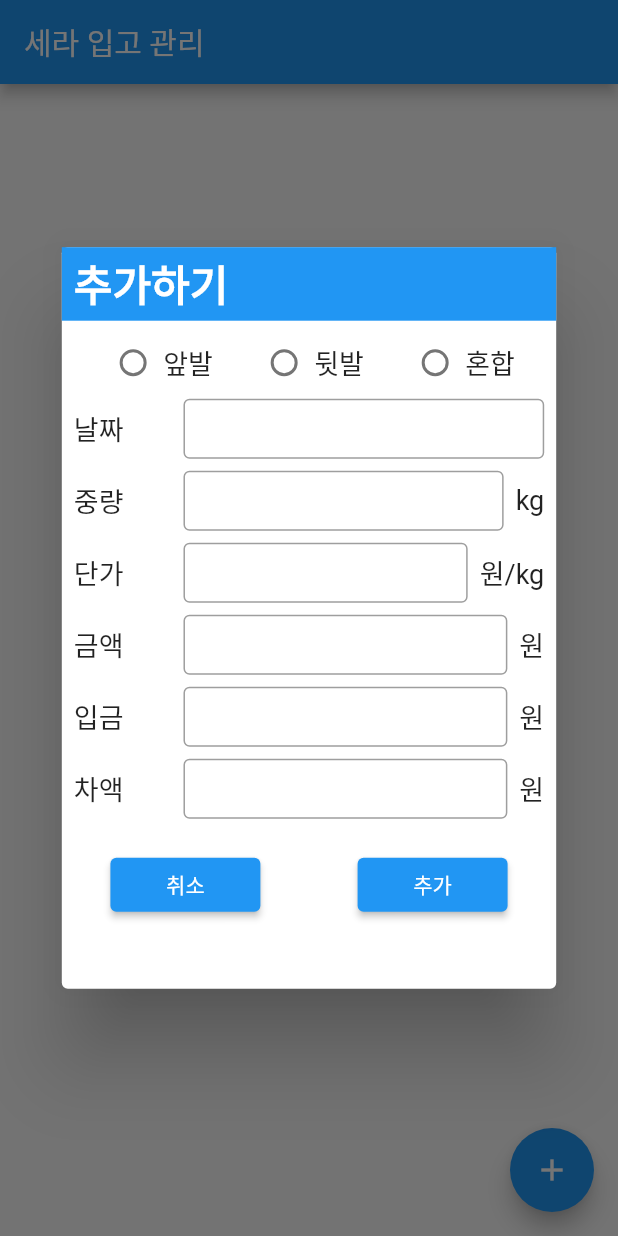
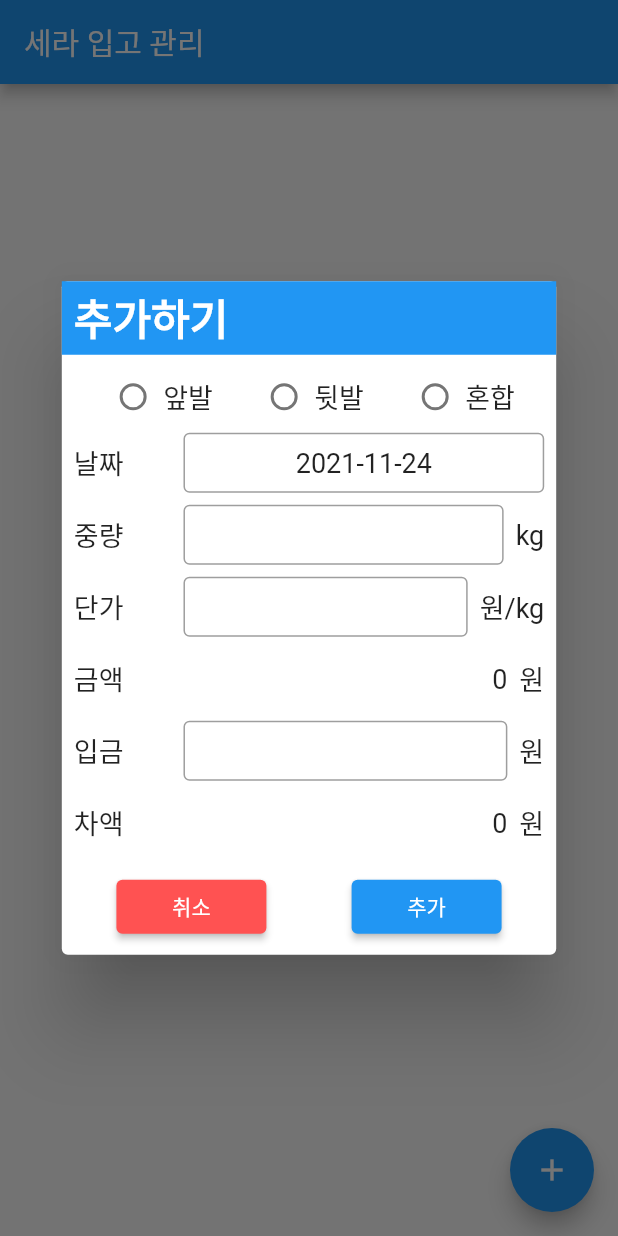
Before and after one commit to mbkim95/jokbal_manager_flutter, a Flutter app: the screen it shows after launch, after a tap on the "add" icon, on a phone screen of 412 x 824 dp. Run offline on Flutter 3.47's test engine with Material 2 defaults, Android fonts, the phone set to English and light mode, and no system bars.

Commit message:
Implement AddOrderDialog

```diff
--- a/lib/main.dart
+++ b/lib/main.dart
@@ -1,4 +1,5 @@
 import 'package:flutter/material.dart';
+import 'package:jokbal_manager/ui/add_order_dialog.dart';
 
 void main() {
   runApp(const MyApp());
@@ -30,8 +31,6 @@ class MyHomePage extends StatefulWidget {
 }
 
 class _MyHomePageState extends State<MyHomePage> {
-  LegType? _selectedLeg;
-
   @override
   Widget build(BuildContext context) {
     return Scaffold(
@@ -46,7 +45,7 @@ class _MyHomePageState extends State<MyHomePage> {
       ),
       floatingActionButton: FloatingActionButton(
         onPressed: () {
-          final dialog = _renderDialog();
+          const dialog = AddOrderDialog();
           showDialog(context: context, builder: (context) => dialog);
         },
         tooltip: '등록하기',
@@ -54,169 +53,4 @@ class _MyHomePageState extends State<MyHomePage> {
       ),
     );
   }
-
-  // TODO: 키보드 누르면 overflow 발생
-  // TODO: 금액, 차액 수정해야함
-  Widget _renderDialog() {
-    final queryData = MediaQuery.of(context);
-    final width = queryData.size.width * 0.8;
-    final height = queryData.size.height * 0.6;
-
-    return Dialog(
-      child: StatefulBuilder(builder: (context, setState) {
-        return SizedBox(
-          width: width,
-          height: height,
-          child: SingleChildScrollView(
-            child: Column(
-              children: [
-                Container(
-                  padding:
-                      const EdgeInsets.symmetric(horizontal: 8, vertical: 4),
-                  width: width,
-                  color: Theme.of(context).primaryColor,
-                  child: const Text(
-                    '추가하기',
-                    style: TextStyle(
-                        color: Colors.white,
-                        fontSize: 28,
-                        fontWeight: FontWeight.bold),
-                  ),
-                ),
-                const SizedBox(
-                  height: 8,
-                ),
-                Row(
-                  mainAxisAlignment: MainAxisAlignment.spaceEvenly,
-                  children: [
-                    _renderRadioButton(
-                        label: '앞발',
-                        value: LegType.front,
-                        groupValue: _selectedLeg,
-                        onChanged: (LegType? value) {
-                          setState(() {
-                            _selectedLeg = value;
-                          });
-                        }),
-                    _renderRadioButton(
-                        label: '뒷발',
-                        value: LegType.back,
-                        groupValue: _selectedLeg,
-                        onChanged: (LegType? value) {
-                          setState(() {
-                            _selectedLeg = value;
-                          });
-                        }),
-                    _renderRadioButton(
-                        label: '혼합',
-                        value: LegType.mix,
-                        groupValue: _selectedLeg,
-                        onChanged: (LegType? value) {
-                          setState(() {
-                            _selectedLeg = value;
-                          });
-                        }),
-                  ],
-                ),
-                _renderListTile(label: '날짜'),
-                _renderListTile(label: '중량', unit: 'kg'),
-                _renderListTile(label: '단가', unit: '원/kg'),
-                _renderListTile(label: '금액', unit: '원'),
-                _renderListTile(label: '입금', unit: '원'),
-                _renderListTile(label: '차액', unit: '원'),
-                const SizedBox(
-                  height: 16,
-                ),
-                Row(
-                  mainAxisAlignment: MainAxisAlignment.spaceAround,
-                  children: [
-                    SizedBox(
-                        width: 100,
-                        child: ElevatedButton(
-                            onPressed: () {
-                              Navigator.of(context).pop();
-                            },
-                            child: const Text('취소'))),
-                    SizedBox(
-                        width: 100,
-                        child: ElevatedButton(
-                            onPressed: () {
-                              Navigator.of(context).pop();
-                            },
-                            child: const Text('추가'))),
-                  ],
-                )
-              ],
-            ),
-          ),
-        );
-      }),
-    );
-  }
-
-  Widget _renderRadioButton<T>(
-      {required String label,
-      required T value,
-      required T? groupValue,
-      required ValueChanged<T?>? onChanged}) {
-    return Row(
-      children: [
-        Radio(
-          materialTapTargetSize: MaterialTapTargetSize.shrinkWrap,
-          value: value,
-          groupValue: groupValue,
-          onChanged: onChanged,
-        ),
-        Text(
-          label,
-          style: const TextStyle(fontSize: 18),
-        )
-      ],
-    );
-  }
-
-  Widget _renderListTile({required String label, String? unit}) {
-    double fontSize = 18;
-
-    return Container(
-      padding: EdgeInsets.symmetric(horizontal: 8, vertical: 4),
-      child: Container(
-        height: 40,
-        child: Row(
-          children: [
-            Text(
-              label,
-              style: TextStyle(fontSize: fontSize),
-            ),
-            const SizedBox(
-              width: 40,
-            ),
-            Expanded(
-              child: Row(
-                children: [
-                  const Expanded(
-                      child: TextField(
-                    style: TextStyle(fontSize: 18),
-                    decoration: InputDecoration(
-                        contentPadding: EdgeInsets.all(10.0),
-                        border: OutlineInputBorder()),
-                  )),
-                  unit == null
-                      ? const SizedBox.shrink()
-                      : Padding(
-                          padding: const EdgeInsets.only(left: 8),
-                          child: Text(
-                            unit,
-                            style: TextStyle(fontSize: fontSize),
-                          )),
-                ],
-              ),
-            )
-          ],
-        ),
-      ),
-    );
-  }
 }
-
-enum LegType { front, back, mix }
--- /dev/null
+++ b/lib/ui/add_order_dialog.dart
@@ -0,0 +1,315 @@
+import 'package:flutter/material.dart';
+import 'package:flutter/services.dart';
+import 'package:intl/intl.dart';
+import 'package:jokbal_manager/util.dart';
+
+enum LegType { front, back, mix }
+
+class AddOrderDialog extends StatefulWidget {
+  const AddOrderDialog({Key? key}) : super(key: key);
+
+  @override
+  _AddOrderDialogState createState() => _AddOrderDialogState();
+}
+
+class _AddOrderDialogState extends State<AddOrderDialog> {
+  var formatter = DateFormat('yyyy-MM-dd');
+  late String date = formatter.format(DateTime.now());
+  final double fontSize = 18;
+
+  LegType? _selectedLeg;
+  var _totalPrice = 0;
+  var _diffPrice = 0;
+  final _weightController = TextEditingController();
+  final _priceController = TextEditingController();
+  final _depositController = TextEditingController();
+
+  @override
+  void initState() {
+    super.initState();
+    _weightController.addListener(() {
+      print("DATE: $date");
+      int price = _priceController.toInt();
+      double weight = _weightController.toDouble();
+      int deposit = _depositController.toInt();
+      setState(() {
+        _totalPrice = (price * weight).toInt();
+        _diffPrice = _totalPrice - deposit;
+      });
+    });
+
+    _priceController.addListener(() {
+      int price = _priceController.toInt();
+      double weight = _weightController.toDouble();
+      int deposit = _depositController.toInt();
+      setState(() {
+        _totalPrice = (price * weight).toInt();
+        _diffPrice = _totalPrice - deposit;
+      });
+    });
+
+    _depositController.addListener(() {
+      int deposit = _depositController.toInt();
+      setState(() {
+        _diffPrice = _totalPrice - deposit;
+      });
+    });
+  }
+
+  @override
+  void dispose() {
+    _weightController.dispose();
+    _priceController.dispose();
+    _depositController.dispose();
+    super.dispose();
+  }
+
+  @override
+  Widget build(BuildContext context) {
+    final width = MediaQuery.of(context).size.width * 0.8;
+
+    return AlertDialog(
+      titlePadding: const EdgeInsets.all(0),
+      contentPadding: const EdgeInsets.all(0),
+      title: Container(
+        padding: const EdgeInsets.symmetric(horizontal: 8, vertical: 4),
+        width: width,
+        color: Theme.of(context).primaryColor,
+        child: const Text(
+          '추가하기',
+          style: TextStyle(
+              color: Colors.white, fontSize: 28, fontWeight: FontWeight.bold),
+        ),
+      ),
+      actionsAlignment: MainAxisAlignment.spaceAround,
+      actions: [
+        _renderDialogButton(
+            title: '취소',
+            color: Colors.redAccent,
+            onPressed: () {
+              Navigator.of(context).pop();
+            }),
+        _renderDialogButton(
+            title: '추가',
+            onPressed: () {
+              Navigator.of(context).pop();
+            }),
+      ],
+      content: SizedBox(
+        width: width,
+        child: SingleChildScrollView(
+          child: Column(
+            children: [
+              const SizedBox(
+                height: 8,
+              ),
+              Row(
+                mainAxisAlignment: MainAxisAlignment.spaceEvenly,
+                children: [
+                  _renderRadioButton(
+                      label: '앞발',
+                      value: LegType.front,
+                      groupValue: _selectedLeg,
+                      onChanged: (LegType? value) {
+                        setState(() {
+                          _selectedLeg = value;
+                        });
+                      }),
+                  _renderRadioButton(
+                      label: '뒷발',
+                      value: LegType.back,
+                      groupValue: _selectedLeg,
+                      onChanged: (LegType? value) {
+                        setState(() {
+                          _selectedLeg = value;
+                        });
+                      }),
+                  _renderRadioButton(
+                      label: '혼합',
+                      value: LegType.mix,
+                      groupValue: _selectedLeg,
+                      onChanged: (LegType? value) {
+                        setState(() {
+                          _selectedLeg = value;
+                        });
+                      }),
+                ],
+              ),
+              _renderDateList(label: '날짜'),
+              _renderListTile(
+                  label: '중량',
+                  unit: 'kg',
+                  isInt: false,
+                  controller: _weightController),
+              _renderListTile(
+                  label: '단가', unit: '원/kg', controller: _priceController),
+              _renderListTile(
+                  label: '금액',
+                  unit: '원',
+                  canEdit: false,
+                  initValue: _totalPrice),
+              _renderListTile(
+                  label: '입금', unit: '원', controller: _depositController),
+              _renderListTile(
+                  label: '차액',
+                  unit: '원',
+                  canEdit: false,
+                  initValue: _diffPrice),
+            ],
+          ),
+        ),
+      ),
+    );
+  }
+
+  Widget _renderDialogButton(
+      {required String title, Color? color, required VoidCallback onPressed}) {
+    return SizedBox(
+        width: 100,
+        child: ElevatedButton(
+            style: ElevatedButton.styleFrom(primary: color),
+            onPressed: onPressed,
+            child: Text(title)));
+  }
+
+  Widget _renderRadioButton<T>(
+      {required String label,
+      required T value,
+      required T? groupValue,
+      required ValueChanged<T?> onChanged}) {
+    return GestureDetector(
+      onTap: () {
+        onChanged(value);
+      },
+      child: Row(
+        children: [
+          Radio(
+            materialTapTargetSize: MaterialTapTargetSize.shrinkWrap,
+            value: value,
+            groupValue: groupValue,
+            onChanged: onChanged,
+          ),
+          Text(
+            label,
+            style: const TextStyle(fontSize: 18),
+          )
+        ],
+      ),
+    );
+  }
+
+  Widget _renderListTile(
+      {required String label,
+      String? unit,
+      TextEditingController? controller,
+      bool canEdit = true,
+      bool isInt = true,
+      int initValue = 0}) {
+    if (canEdit && controller == null) {
+      throw ('The value of canEdit is true, then controller must not be null!');
+    }
+
+    var formatters = isInt
+        ? [
+            FilteringTextInputFormatter.allow(RegExp('[0-9]')),
+          ]
+        : [FilteringTextInputFormatter.allow(RegExp(r"[0-9.]"))];
+
+    return Container(
+      padding: const EdgeInsets.symmetric(horizontal: 8, vertical: 4),
+      child: SizedBox(
+        height: 40,
+        child: Row(
+          children: [
+            Text(
+              label,
+              style: TextStyle(fontSize: fontSize),
+            ),
+            const SizedBox(
+              width: 40,
+            ),
+            Expanded(
+              child: Row(
+                children: [
+                  Expanded(
+                    child: canEdit
+                        ? TextField(
+                            controller: controller,
+                            textAlign: TextAlign.end,
+                            keyboardType: TextInputType.number,
+                            inputFormatters: formatters,
+                            style: TextStyle(fontSize: fontSize),
+                            decoration: const InputDecoration(
+                              contentPadding: EdgeInsets.all(10.0),
+                              border: OutlineInputBorder(),
+                            ),
+                          )
+                        : Text(initValue.toString(),
+                            textAlign: TextAlign.end,
+                            style: TextStyle(fontSize: fontSize)),
+                  ),
+                  unit == null
+                      ? const SizedBox.shrink()
+                      : Padding(
+                          padding: const EdgeInsets.only(left: 8),
+                          child: Text(
+                            unit,
+                            style: TextStyle(fontSize: fontSize),
+                          ),
+                        ),
+                ],
+              ),
+            )
+          ],
+        ),
+      ),
+    );
+  }
+
+  Widget _renderDateList({required String label}) {
+    return Container(
+      padding: const EdgeInsets.symmetric(horizontal: 8, vertical: 4),
+      child: SizedBox(
+        height: 40,
+        child: Row(
+          children: [
+            Text(
+              label,
+              style: TextStyle(fontSize: fontSize),
+            ),
+            const SizedBox(
+              width: 40,
+            ),
+            Expanded(
+              child: GestureDetector(
+                onTap: () async {
+                  var pickedDate = await showDatePicker(
+                      context: context,
+                      initialDate: DateTime.now(),
+                      firstDate: DateTime(2015),
+                      lastDate: DateTime(2099));
+                  setState(() {
+                    date = formatter.format(pickedDate!);
+                    print(date);
+                  });
+                },
+                child: Container(
+                  height: 40,
+                  alignment: Alignment.center,
+                  decoration: BoxDecoration(
+                    border: Border.all(color: Colors.black38),
+                    borderRadius: const BorderRadius.all(Radius.circular(4)),
+                  ),
+                  child: Text(
+                    date,
+                    style: TextStyle(fontSize: fontSize),
+                  ),
+                ),
+              ),
+            )
+          ],
+        ),
+      ),
+    );
+  }
+}
--- /dev/null
+++ b/lib/util.dart
@@ -0,0 +1,19 @@
+import 'package:flutter/material.dart';
+
+extension NumberParsing on TextEditingController {
+  int toInt() {
+    try {
+      return int.parse(value.text);
+    } on FormatException catch (_) {
+      return 0;
+    }
+  }
+
+  double toDouble() {
+    try {
+      return double.parse(value.text);
+    } on FormatException catch (_) {
+      return 0;
+    }
+  }
+}
--- a/pubspec.yaml
+++ b/pubspec.yaml
@@ -38,6 +38,7 @@ dependencies:
 dev_dependencies:
   flutter_test:
     sdk: flutter
+  intl: ^0.17.0
 
   # The "flutter_lints" package below contains a set of recommended lints to
   # encourage good coding practices. The lint set provided by the package is
```
